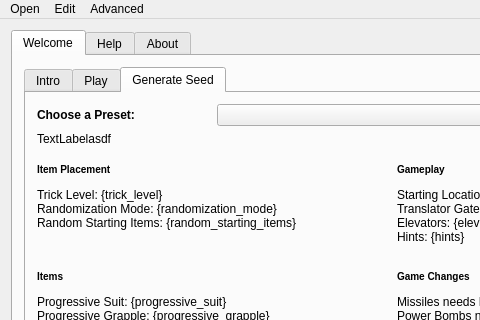
This is randovania/gui/mainwindow.ui in randovania/randovania as Qt 5 draws it before an edit; both pictures show x 0 to 480 and y 0 to 320 of the 721 by 600 pixel window. The edited form follows.
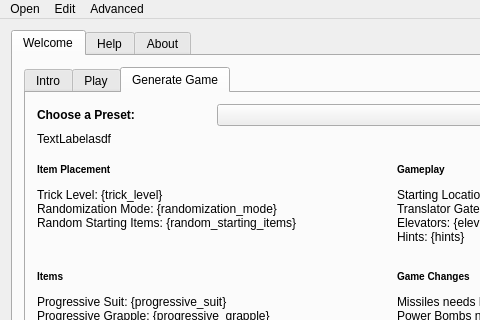
This is the edited form. The open tabs and pages were chosen to show the change. Icons and pictures are not drawn.

Commit message: Show seed details after generation

What changed in the file:
```diff
--- a/randovania/gui/mainwindow.ui
+++ b/randovania/gui/mainwindow.ui
@@ -236,7 +236,7 @@
           </widget>
           <widget class="QWidget" name="tab_create_seed">
            <attribute name="title">
-            <string>Generate Seed</string>
+            <string>Generate Game</string>
            </attribute>
            <layout class="QGridLayout" name="gridLayout_9">
             <item row="0" column="3">
```
Left out of the diff: 2 changed lines with no effect on the pictures. The commit also changes 2 other files.
